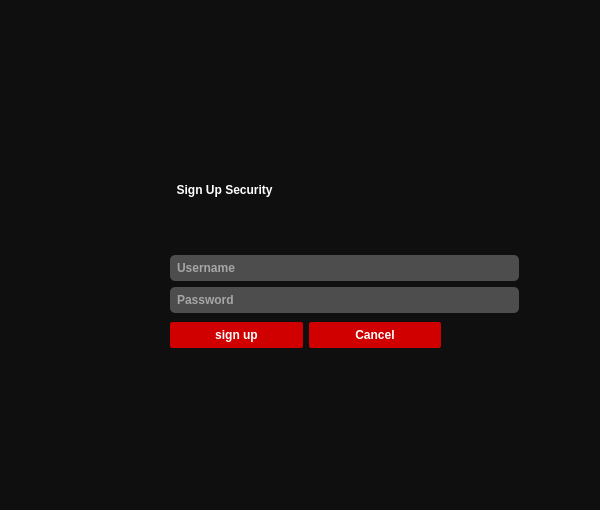
Old version of the form sign_up_page.ui in the repository Pouyaamini123/Messenger_smile_20.
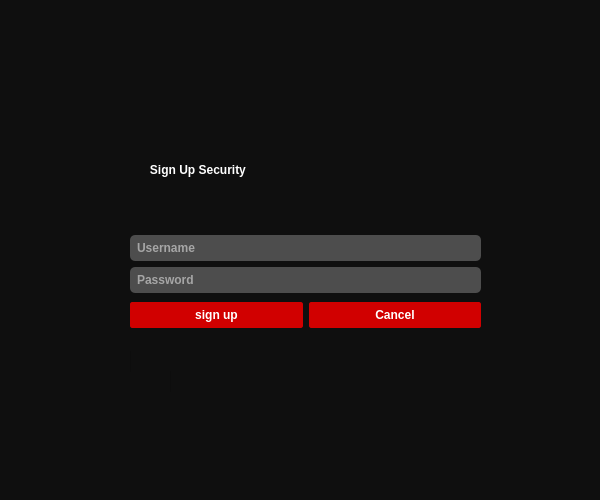
New version of the form. Icons and pictures are not drawn.

Patch:
```diff
--- a/sign_up_page.ui
+++ b/sign_up_page.ui
@@ -7,7 +7,7 @@
     <x>0</x>
     <y>0</y>
     <width>600</width>
-    <height>510</height>
+    <height>500</height>
    </rect>
   </property>
   <property name="minimumSize">
@@ -197,9 +197,9 @@
   <widget class="QWidget" name="layoutWidget">
    <property name="geometry">
     <rect>
-     <x>170</x>
-     <y>130</y>
-     <width>349</width>
+     <x>130</x>
+     <y>110</y>
+     <width>351</width>
      <height>183</height>
     </rect>
    </property>
@@ -213,7 +213,7 @@
 font: 700 24pt &quot;Segoe UI&quot;;</string>
         </property>
         <property name="text">
-         <string>  Sign Up Security</string>
+         <string>      Sign Up Security</string>
         </property>
        </widget>
       </item>
@@ -253,13 +253,29 @@
     </item>
    </layout>
   </widget>
-  <widget class="QWidget" name="layoutWidget">
+  <widget class="QProgressBar" name="progressBar_1">
    <property name="geometry">
     <rect>
-     <x>170</x>
-     <y>320</y>
-     <width>271</width>
-     <height>30</height>
+     <x>130</x>
+     <y>350</y>
+     <width>351</width>
+     <height>23</height>
+    </rect>
+   </property>
+   <property name="value">
+    <number>0</number>
+   </property>
+   <property name="textVisible">
+    <bool>false</bool>
+   </property>
+  </widget>
+  <widget class="QWidget" name="horizontalLayoutWidget">
+   <property name="geometry">
+    <rect>
+     <x>130</x>
+     <y>300</y>
+     <width>351</width>
+     <height>31</height>
     </rect>
    </property>
    <layout class="QHBoxLayout" name="horizontalLayout">
```
